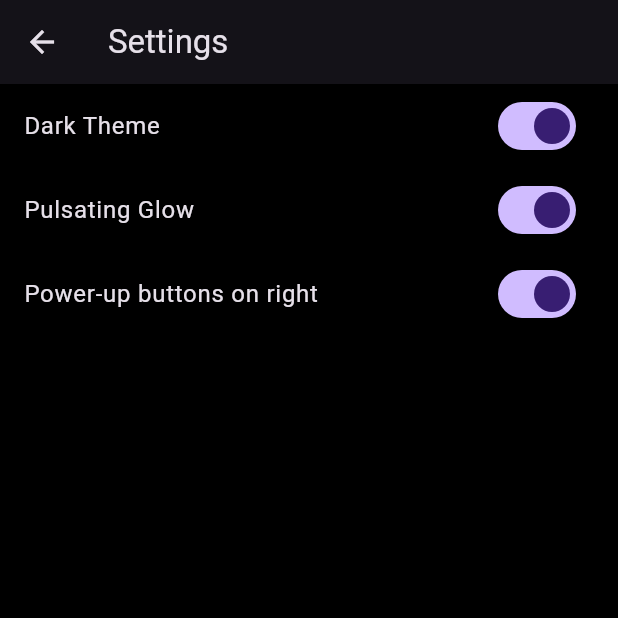
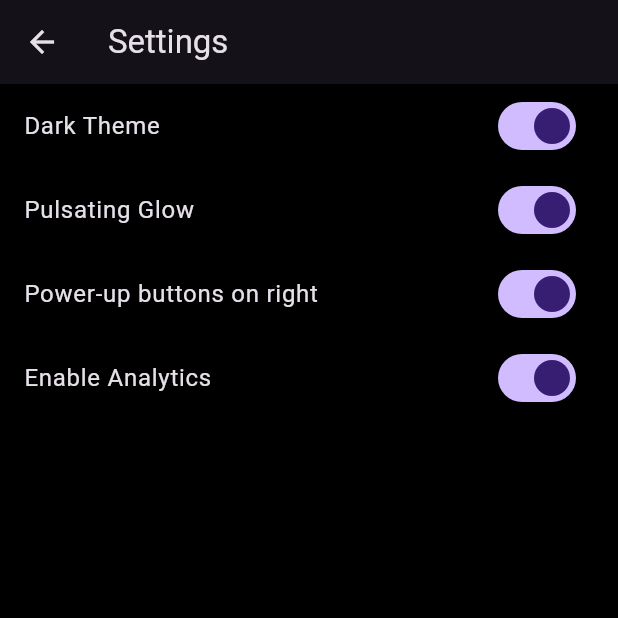
Before and after one commit to KMednikarov/Dot-Hunter, a Flutter app: the screen it shows after launch, after a tap on "Settings", on a phone screen of 412 x 824 dp, the top half of it. Run offline on Flutter 3.47's test engine with Material 3 defaults, Android fonts, the phone set to English and light mode, and no system bars; our stand-ins replace firebase_analytics, firebase_core, flutter_bloc, shared_preferences; accounts and stored records are empty.

Commit message:
feat: add firebase analytics

```diff
--- /dev/null
+++ b/lib/analytics_service.dart
@@ -0,0 +1,52 @@
+import 'package:firebase_core/firebase_core.dart';
+import 'package:firebase_analytics/firebase_analytics.dart';
+import 'package:shared_preferences/shared_preferences.dart';
+
+class AnalyticsService {
+  static FirebaseAnalytics? _analytics;
+  static bool _enabled = true;
+
+  static bool get enabled => _enabled;
+
+  static Future<void> init() async {
+    await Firebase.initializeApp();
+    _analytics = FirebaseAnalytics.instance;
+    final prefs = await SharedPreferences.getInstance();
+    _enabled = prefs.getBool('analytics_enabled') ?? true;
+    await _analytics?.setAnalyticsCollectionEnabled(_enabled);
+    if (_enabled) {
+      await _analytics?.logAppOpen();
+    }
+  }
+
+  static Future<void> setEnabled(bool enabled) async {
+    _enabled = enabled;
+    final prefs = await SharedPreferences.getInstance();
+    await prefs.setBool('analytics_enabled', enabled);
+    await _analytics?.setAnalyticsCollectionEnabled(enabled);
+  }
+
+  static Future<void> logGameStart() async {
+    if (_enabled) {
+      await _analytics?.logEvent(name: 'game_start');
+    }
+  }
+
+  static Future<void> logGameOver(int score) async {
+    if (_enabled) {
+      await _analytics?.logEvent(name: 'game_over', parameters: {'score': score});
+    }
+  }
+
+  static Future<void> logPurchase(String item) async {
+    if (_enabled) {
+      await _analytics?.logEvent(name: 'purchase', parameters: {'item': item});
+    }
+  }
+
+  static Future<void> logPowerupUse(String powerup) async {
+    if (_enabled) {
+      await _analytics?.logEvent(name: 'powerup_use', parameters: {'type': powerup});
+    }
+  }
+}
--- a/lib/bloc/game_cubit.dart
+++ b/lib/bloc/game_cubit.dart
@@ -4,6 +4,7 @@ import 'dart:math';
 import 'package:flutter/material.dart';
 import 'package:flutter_bloc/flutter_bloc.dart';
 import 'package:shared_preferences/shared_preferences.dart';
+import 'package:dot_hunter/analytics_service.dart';
 
 class Dot {
   Offset position;
@@ -211,6 +212,7 @@ class GameCubit extends Cubit<GameState> {
         emit(state.copyWith(isSlowActive: false));
       }
     });
+    AnalyticsService.logPowerupUse('slow');
   }
 
   void useFreezePowerup() {
@@ -228,6 +230,7 @@ class GameCubit extends Cubit<GameState> {
         emit(state.copyWith(isFreezeActive: false));
       }
     });
+    AnalyticsService.logPowerupUse('freeze');
   }
 
   void useShieldPowerup() {
@@ -238,6 +241,7 @@ class GameCubit extends Cubit<GameState> {
       isShieldActive: true,
       shieldCooldown: _powerupCooldown,
     ));
+    AnalyticsService.logPowerupUse('shield');
   }
 
   void handleTap(Offset tapPos) async {
@@ -286,6 +290,7 @@ class GameCubit extends Cubit<GameState> {
         if (lives <= 0) {
           await _saveScore();
           emit(state.copyWith(lives: 0, isGameOver: true));
+          AnalyticsService.logGameOver(state.score);
         } else {
           emit(state.copyWith(lives: lives));
         }
--- a/lib/main.dart
+++ b/lib/main.dart
@@ -1,8 +1,11 @@
 import 'package:flutter/material.dart';
 
+import 'analytics_service.dart';
 import 'main_menu_page.dart';
 
-void main() {
+Future<void> main() async {
+  WidgetsFlutterBinding.ensureInitialized();
+  await AnalyticsService.init();
   runApp(const MyApp());
 }
 
@@ -17,6 +20,13 @@ class _MyAppState extends State<MyApp> {
   ThemeMode _themeMode = ThemeMode.dark;
   bool _glowEnabled = true;
   bool _powerupButtonsRight = true;
+  bool _analyticsEnabled = true;
+
+  @override
+  void initState() {
+    super.initState();
+    _analyticsEnabled = AnalyticsService.enabled;
+  }
 
   void _updateTheme(bool isDark) {
     setState(() {
@@ -36,6 +46,13 @@ class _MyAppState extends State<MyApp> {
     });
   }
 
+  void _updateAnalytics(bool enabled) {
+    setState(() {
+      _analyticsEnabled = enabled;
+    });
+    AnalyticsService.setEnabled(enabled);
+  }
+
   @override
   Widget build(BuildContext context) {
     return MaterialApp(
@@ -53,9 +70,11 @@ class _MyAppState extends State<MyApp> {
         onThemeChanged: _updateTheme,
         onGlowChanged: _updateGlow,
         onPowerupPositionChanged: _updatePowerupPosition,
+        onAnalyticsChanged: _updateAnalytics,
         isDark: _themeMode == ThemeMode.dark,
         glowEnabled: _glowEnabled,
         powerupButtonsRight: _powerupButtonsRight,
+        analyticsEnabled: _analyticsEnabled,
       ),
     );
   }
--- a/lib/settings_page.dart
+++ b/lib/settings_page.dart
@@ -4,9 +4,11 @@ class SettingsPage extends StatefulWidget {
   final bool isDark;
   final bool glowEnabled;
   final bool powerupButtonsRight;
+  final bool analyticsEnabled;
   final ValueChanged<bool> onThemeChanged;
   final ValueChanged<bool> onGlowChanged;
   final ValueChanged<bool> onPowerupPositionChanged;
+  final ValueChanged<bool> onAnalyticsChanged;
 
   const SettingsPage({
     super.key,
@@ -16,6 +18,8 @@ class SettingsPage extends StatefulWidget {
     required this.onGlowChanged,
     required this.powerupButtonsRight,
     required this.onPowerupPositionChanged,
+    required this.analyticsEnabled,
+    required this.onAnalyticsChanged,
   });
 
   @override
@@ -26,6 +30,7 @@ class _SettingsPageState extends State<SettingsPage> {
   late bool _isDark;
   late bool _glowEnabled;
   late bool _powerupButtonsRight;
+  late bool _analyticsEnabled;
 
   @override
   void initState() {
@@ -33,6 +38,7 @@ class _SettingsPageState extends State<SettingsPage> {
     _isDark = widget.isDark;
     _glowEnabled = widget.glowEnabled;
     _powerupButtonsRight = widget.powerupButtonsRight;
+    _analyticsEnabled = widget.analyticsEnabled;
   }
 
   @override
@@ -73,6 +79,16 @@ class _SettingsPageState extends State<SettingsPage> {
               widget.onPowerupPositionChanged(value);
             },
           ),
+          SwitchListTile(
+            title: const Text('Enable Analytics'),
+            value: _analyticsEnabled,
+            onChanged: (value) {
+              setState(() {
+                _analyticsEnabled = value;
+              });
+              widget.onAnalyticsChanged(value);
+            },
+          ),
         ],
       ),
     );
--- a/lib/shop_page.dart
+++ b/lib/shop_page.dart
@@ -1,5 +1,7 @@
 import 'package:flutter/material.dart';
 import 'package:shared_preferences/shared_preferences.dart';
+
+import 'analytics_service.dart';
 
 /// Simple shop page allowing the player to buy extra lives and power-ups.
 /// Extra lives can only be purchased up to three times while power-ups have no
@@ -37,6 +39,7 @@ class _ShopPageState extends State<ShopPage> {
       _extraLives++;
     });
     await prefs.setInt('extraLives', _extraLives);
+    AnalyticsService.logPurchase('extra_life');
   }
 
   Future<void> _buyPowerup() async {
@@ -45,6 +48,7 @@ class _ShopPageState extends State<ShopPage> {
       _extraPowerups += 2;
     });
     await prefs.setInt('extraPowerups', _extraPowerups);
+    AnalyticsService.logPurchase('powerup');
   }
 
   @override
--- a/pubspec.yaml
+++ b/pubspec.yaml
@@ -36,6 +36,8 @@ dependencies:
   cupertino_icons: ^1.0.8
   shared_preferences: ^2.2.2
   flutter_bloc: ^8.1.3
+  firebase_core: ^2.0.0
+  firebase_analytics: ^10.0.0
 
 dev_dependencies:
   flutter_test:
```
Also changed, not shown: lib/main_menu_page.dart (+8 -0 lines).
